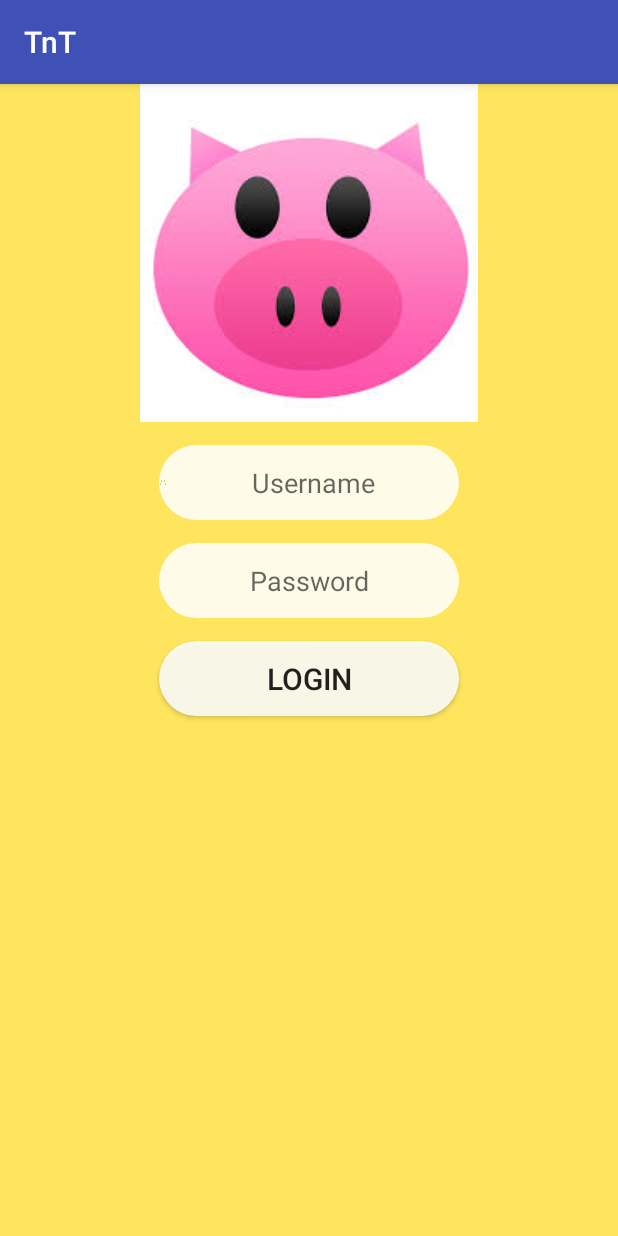
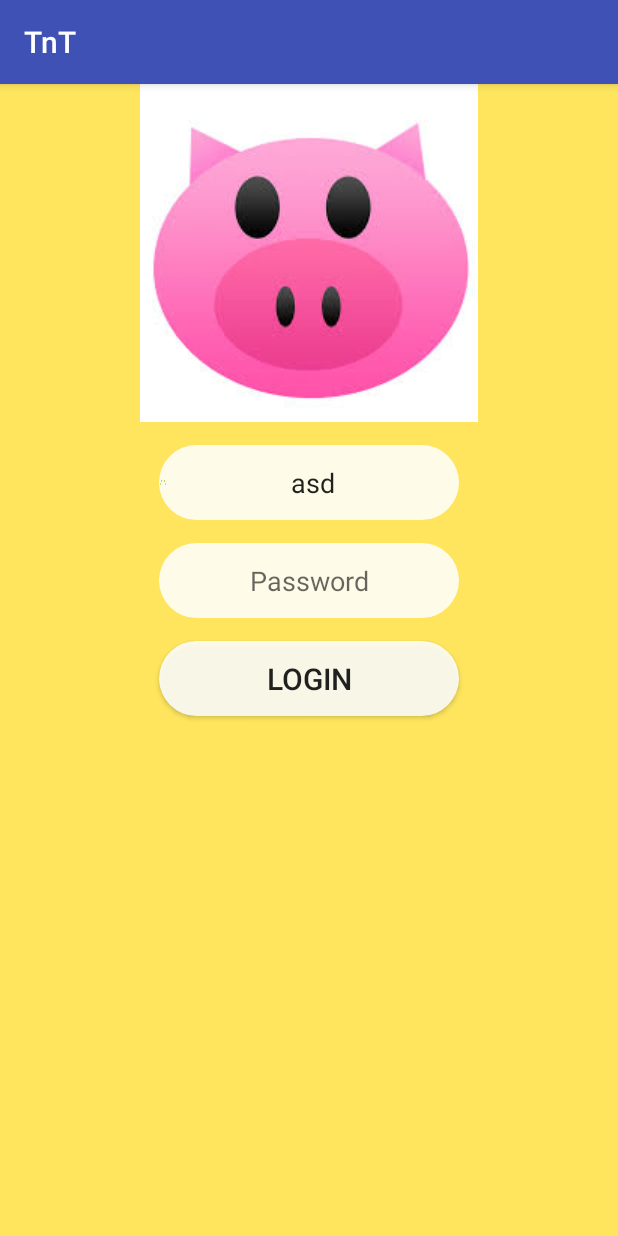
Before and after one commit to benjika/TNT, an Android app: the screen it shows after launch (MainActivity), on a phone screen of 412 x 824 dp. Run offline under Robolectric (Android 15) with nearby library versions, the phone set to English and light mode, and no system bars.

Commit message:
stam change

```diff
--- a/app/src/main/res/layout/activity_main.xml
+++ b/app/src/main/res/layout/activity_main.xml
@@ -23,6 +23,7 @@
         android:layout_marginTop="15sp"
         android:id="@+id/UserNameLogin"
         android:drawableStart="@drawable/icon"
+        android:text="asd"
         />
     <EditText
         android:layout_width="200sp"
```
